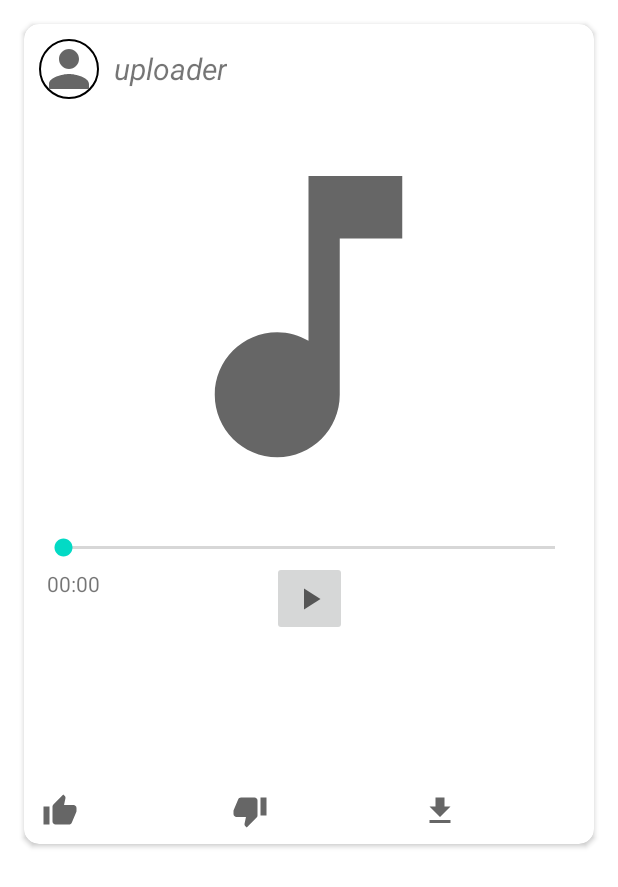
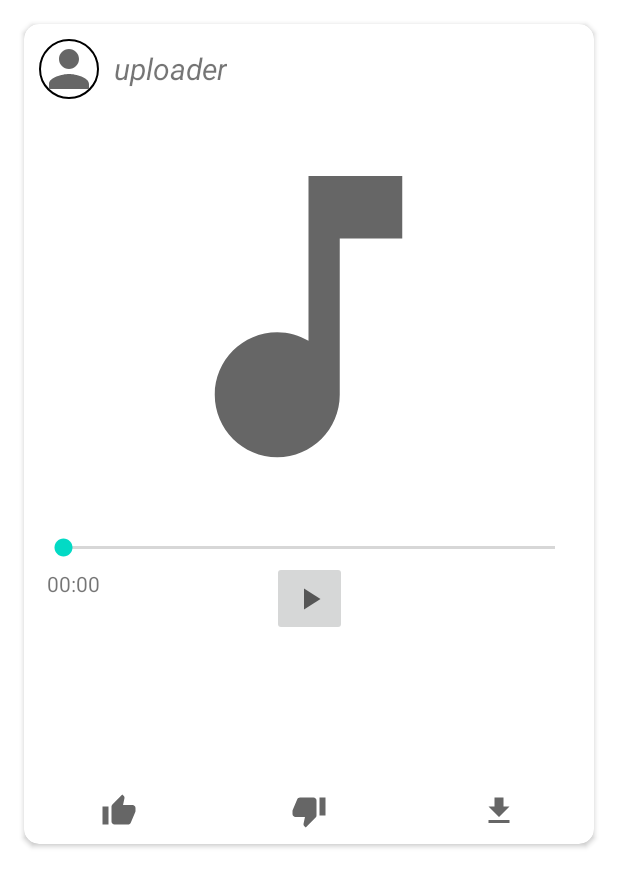
Before and after one commit to PalMassimo/PlatformMusic, an Android app: the layout post_card.xml on its own in the app's theme, with its tools: preview values and no code run, on a phone screen of 412 x 824 dp. Shown: the top 887 px of the screen. Run offline under Robolectric (Android 15) with nearby library versions, the phone set to English and light mode, and no system bars.

Commit message:
Rearranged post_card.xml

```diff
--- a/app/src/main/java/it/units/musicplatform/repositories/FollowersPostsRepository.kt
+++ b/app/src/main/java/it/units/musicplatform/repositories/FollowersPostsRepository.kt
@@ -4,7 +4,6 @@ import it.units.musicplatform.entities.Post
 import it.units.musicplatform.entities.User
 import it.units.musicplatform.firebase.DatabaseTaskManager
 import kotlinx.coroutines.tasks.await
-import java.util.HashMap
 
 class FollowersPostsRepository {
 
--- a/app/src/main/java/it/units/musicplatform/viewmodels/FollowersPostsViewModel.kt
+++ b/app/src/main/java/it/units/musicplatform/viewmodels/FollowersPostsViewModel.kt
@@ -7,7 +7,6 @@ import androidx.lifecycle.viewModelScope
 import com.google.firebase.database.DataSnapshot
 import it.units.musicplatform.entities.Post
 import it.units.musicplatform.entities.User
-import it.units.musicplatform.firebase.DatabaseTaskManager
 import it.units.musicplatform.firebase.retrievers.DatabaseReferenceRetriever
 import it.units.musicplatform.repositories.FollowersPostsRepository
 import kotlinx.coroutines.launch
--- a/app/src/main/res/layout/post_card.xml
+++ b/app/src/main/res/layout/post_card.xml
@@ -145,6 +145,14 @@
             <LinearLayout
                 android:layout_width="match_parent"
                 android:layout_height="wrap_content"
+                android:orientation="horizontal"
+                android:baselineAligned="false">
+
+                <LinearLayout
+                    android:layout_width="wrap_content"
+                    android:layout_height="wrap_content"
+                    android:layout_weight="1"
+                    android:gravity="center_horizontal"
                     android:orientation="horizontal">
 
                     <ImageButton
@@ -160,8 +168,15 @@
                         android:layout_width="wrap_content"
                         android:layout_height="wrap_content"
                         android:layout_gravity="center_vertical"
+                        android:text="@{Integer.toString(post.numberOfLikes)}" />
+                </LinearLayout>
+
+                <LinearLayout
+                    android:layout_width="wrap_content"
+                    android:layout_height="wrap_content"
                     android:layout_weight="1"
-                    android:text="@{Integer.toString(post.numberOfLikes)}" />
+                    android:gravity="center_horizontal"
+                    android:orientation="horizontal">
 
                     <ImageButton
                         android:id="@+id/dislikeImageButton"
@@ -175,10 +190,16 @@
                         android:id="@+id/numberOfDislikesTextView"
                         android:layout_width="wrap_content"
                         android:layout_height="wrap_content"
+                        android:layout_gravity="center_vertical"
+                        android:text="@{Integer.toString(post.numberOfDislikes)}" />
+                </LinearLayout>
+
+                <LinearLayout
+                    android:layout_width="wrap_content"
+                    android:layout_height="wrap_content"
                     android:layout_weight="1"
-                    android:layout_gravity="center_vertical"
-                    android:text="@{Integer.toString(post.numberOfDislikes)}"
-                    />
+                    android:gravity="center_horizontal"
+                    android:orientation="horizontal">
 
                     <ImageButton
                         android:id="@+id/downloadImageButton"
@@ -192,11 +213,9 @@
                         android:id="@+id/numberOfDownloadsTextView"
                         android:layout_width="wrap_content"
                         android:layout_height="wrap_content"
-                    android:layout_weight="1"
                         android:layout_gravity="center_vertical"
-                    android:text="@{Integer.toString(post.numberOfDownloads)}"
-                    />
-
+                        android:text="@{Integer.toString(post.numberOfDownloads)}" />
+                </LinearLayout>
             </LinearLayout>
 
 
```
Lines whose indentation alone changed are shown as unchanged.
